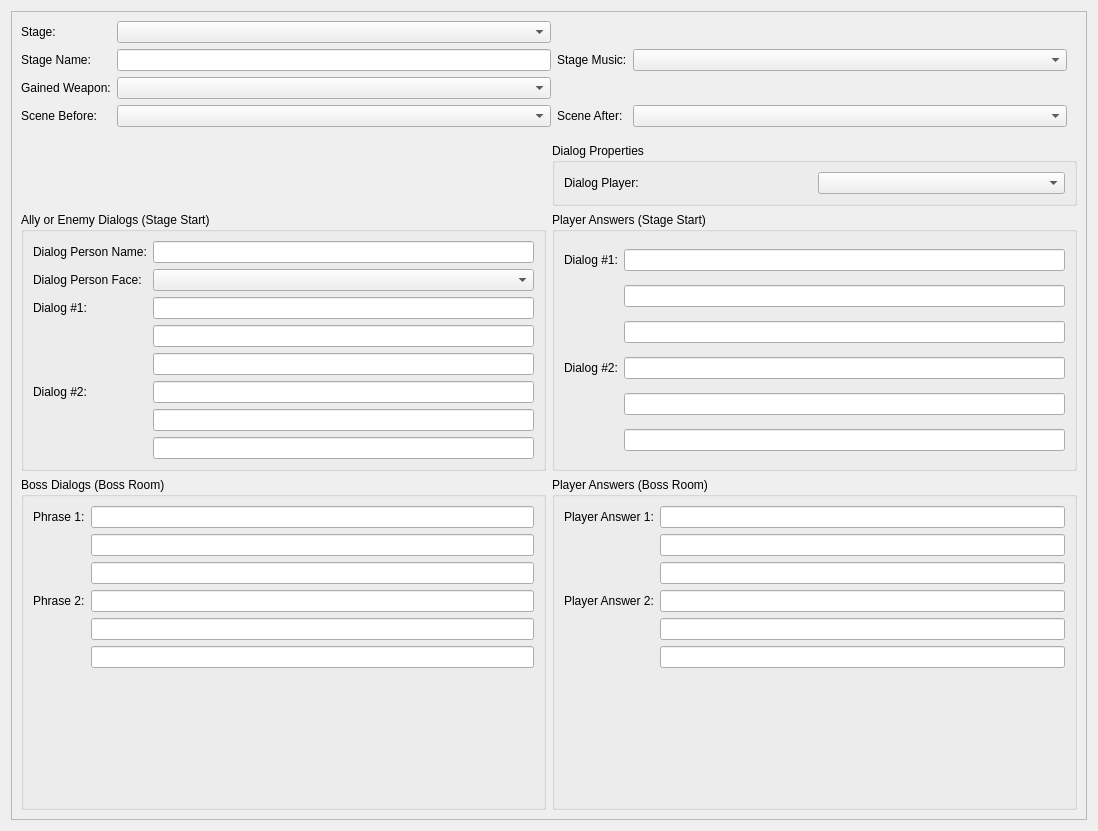
First picture: the form in editor/mainwindow_tab/stage_edit.ui, repository Fordi/rockbot, before the edit.
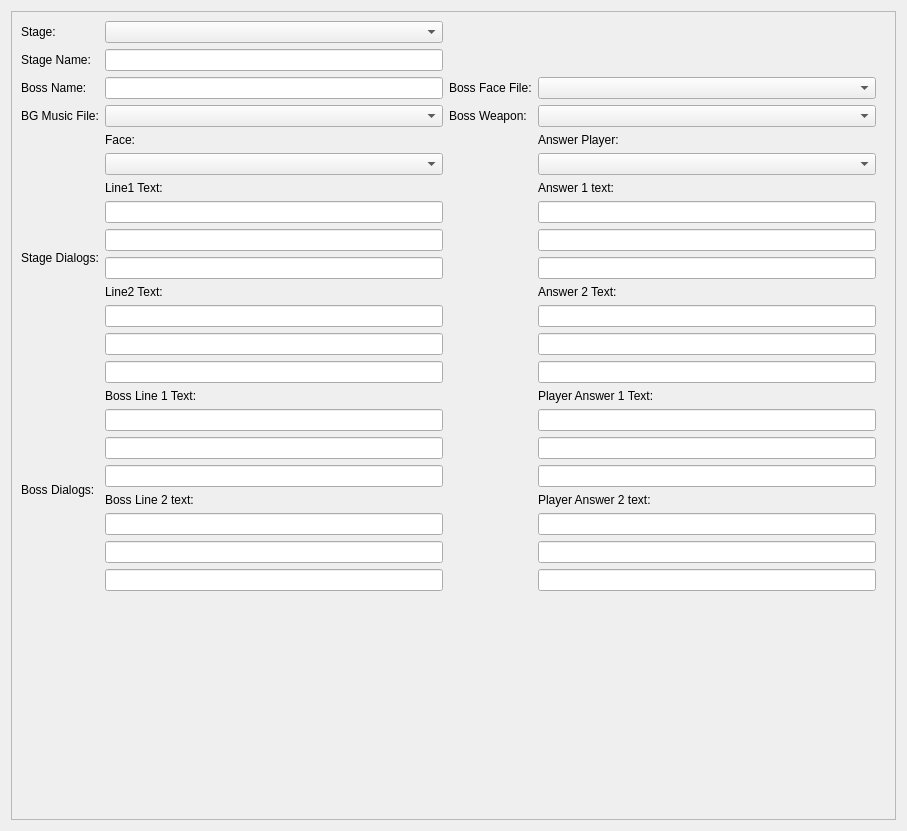
Second picture: the form after the edit.

Diff of the .ui file:
```diff
--- a/editor/mainwindow_tab/stage_edit.ui
+++ b/editor/mainwindow_tab/stage_edit.ui
@@ -6,7 +6,7 @@
    <rect>
     <x>0</x>
     <y>0</y>
-    <width>1098</width>
+    <width>907</width>
     <height>831</height>
    </rect>
   </property>
@@ -24,12 +24,12 @@
        <rect>
         <x>0</x>
         <y>0</y>
-        <width>1078</width>
-        <height>811</height>
+        <width>893</width>
+        <height>817</height>
        </rect>
       </property>
-      <layout class="QVBoxLayout" name="verticalLayout_2">
-       <item>
+      <layout class="QGridLayout" name="gridLayout_2">
+       <item row="0" column="0">
         <layout class="QGridLayout" name="gridLayout_4">
          <property name="rightMargin">
           <number>10</number>
@@ -37,11 +37,22 @@
          <property name="bottomMargin">
           <number>10</number>
          </property>
-         <item row="0" column="1">
-          <widget class="QComboBox" name="stages_tab_stage_combo"/>
+         <item row="3" column="2">
+          <widget class="QLabel" name="label_12">
+           <property name="text">
+            <string>Boss Face File:</string>
+           </property>
+          </widget>
          </item>
-         <item row="4" column="1">
-          <widget class="QComboBox" name="stage_boss_weapon_combo"/>
+         <item row="5" column="0">
+          <widget class="QLabel" name="label_13">
+           <property name="text">
+            <string>BG Music File:</string>
+           </property>
+          </widget>
+         </item>
+         <item row="5" column="1">
+          <widget class="QComboBox" name="stages_tab_bgmusic_combo"/>
          </item>
          <item row="0" column="0">
           <widget class="QLabel" name="label_48">
@@ -50,6 +61,9 @@
            </property>
           </widget>
          </item>
+         <item row="0" column="1">
+          <widget class="QComboBox" name="stages_tab_stage_combo"/>
+         </item>
          <item row="1" column="0">
           <widget class="QLabel" name="label_49">
            <property name="text">
@@ -64,219 +78,50 @@
            </property>
           </widget>
          </item>
-         <item row="4" column="0">
-          <widget class="QLabel" name="label_63">
-           <property name="text">
-            <string>Gained Weapon:</string>
-           </property>
-          </widget>
-         </item>
-         <item row="0" column="4">
-          <spacer name="horizontalSpacer">
-           <property name="orientation">
-            <enum>Qt::Horizontal</enum>
-           </property>
-           <property name="sizeHint" stdset="0">
-            <size>
-             <width>40</width>
-             <height>20</height>
-            </size>
-           </property>
-          </spacer>
-         </item>
-         <item row="1" column="3">
-          <widget class="QLabel" name="label_13">
-           <property name="text">
-            <string>Stage Music:</string>
-           </property>
-          </widget>
-         </item>
-         <item row="1" column="4">
-          <widget class="QComboBox" name="stages_tab_bgmusic_combo"/>
-         </item>
-         <item row="5" column="0">
-          <widget class="QLabel" name="label_4">
-           <property name="text">
-            <string>Scene Before:</string>
-           </property>
-          </widget>
-         </item>
-         <item row="5" column="3">
-          <widget class="QLabel" name="label_6">
-           <property name="text">
-            <string>Scene After:</string>
-           </property>
-          </widget>
-         </item>
-         <item row="5" column="1">
-          <widget class="QComboBox" name="cutscenePre_comboBox"/>
-         </item>
-         <item row="5" column="4">
-          <widget class="QComboBox" name="cutscenePos_comboBox"/>
-         </item>
-        </layout>
-       </item>
-       <item>
-        <layout class="QVBoxLayout" name="verticalLayout">
-         <item>
-          <layout class="QGridLayout" name="gridLayout_6">
-           <item row="2" column="0">
-            <widget class="QGroupBox" name="groupBox_4">
-             <property name="title">
-              <string>Boss Dialogs (Boss Room)</string>
-             </property>
-             <layout class="QGridLayout" name="gridLayout_13">
-              <item row="5" column="1">
-               <widget class="QLineEdit" name="boss_dialog_text2_line3">
-                <property name="enabled">
-                 <bool>true</bool>
-                </property>
-                <property name="maxLength">
-                 <number>30</number>
-                </property>
-               </widget>
-              </item>
-              <item row="6" column="1">
-               <spacer name="verticalSpacer_3">
-                <property name="orientation">
-                 <enum>Qt::Vertical</enum>
-                </property>
-                <property name="sizeHint" stdset="0">
-                 <size>
-                  <width>20</width>
-                  <height>40</height>
-                 </size>
-                </property>
-               </spacer>
-              </item>
-              <item row="0" column="1">
-               <widget class="QLineEdit" name="boss_dialog_text1_line1">
-                <property name="enabled">
-                 <bool>true</bool>
-                </property>
-                <property name="maxLength">
-                 <number>30</number>
-                </property>
-               </widget>
-              </item>
-              <item row="1" column="1">
-               <widget class="QLineEdit" name="boss_dialog_text1_line2">
-                <property name="enabled">
-                 <bool>true</bool>
-                </property>
-                <property name="maxLength">
-                 <number>30</number>
-                </property>
-               </widget>
-              </item>
-              <item row="3" column="0">
-               <widget class="QLabel" name="label_24">
-                <property name="text">
-                 <string>Phrase 2:</string>
-                </property>
-               </widget>
-              </item>
-              <item row="2" column="1">
-               <widget class="QLineEdit" name="boss_dialog_text1_line3">
-                <property name="enabled">
-                 <bool>true</bool>
-                </property>
-                <property name="maxLength">
-                 <number>30</number>
-                </property>
-               </widget>
-              </item>
-              <item row="4" column="1">
-               <widget class="QLineEdit" name="boss_dialog_text2_line2">
-                <property name="enabled">
-                 <bool>true</bool>
-                </property>
-                <property name="maxLength">
-                 <number>30</number>
-                </property>
-               </widget>
-              </item>
               <item row="3" column="1">
-               <widget class="QLineEdit" name="boss_dialog_text2_line1">
-                <property name="enabled">
-                 <bool>true</bool>
-                </property>
-                <property name="maxLength">
-                 <number>30</number>
-                </property>
-               </widget>
-              </item>
-              <item row="0" column="0">
-               <widget class="QLabel" name="label_21">
-                <property name="text">
-                 <string>Phrase 1:</string>
-                </property>
-               </widget>
-              </item>
-             </layout>
-            </widget>
-           </item>
-           <item row="1" column="0">
-            <widget class="QGroupBox" name="groupBox_2">
-             <property name="title">
-              <string>Ally or Enemy Dialogs (Stage Start)</string>
-             </property>
-             <layout class="QGridLayout" name="gridLayout_9">
-              <item row="1" column="0">
-               <widget class="QLabel" name="label_9">
-                <property name="text">
-                 <string>Dialog Person Face:</string>
-                </property>
-               </widget>
-              </item>
-              <item row="0" column="1">
                <widget class="QLineEdit" name="stages_tab_bossname_lineedit">
-                <property name="enabled">
-                 <bool>true</bool>
-                </property>
                 <property name="maxLength">
                  <number>30</number>
                 </property>
                </widget>
               </item>
-              <item row="8" column="1">
-               <widget class="QLineEdit" name="dialogs_line2_text3">
-                <property name="enabled">
-                 <bool>true</bool>
-                </property>
-                <property name="maxLength">
-                 <number>30</number>
-                </property>
-               </widget>
-              </item>
-              <item row="0" column="0">
+         <item row="3" column="0">
                <widget class="QLabel" name="label_8">
                 <property name="text">
-                 <string>Dialog Person Name:</string>
+            <string>Boss Name:</string>
                 </property>
                </widget>
               </item>
-              <item row="7" column="1">
-               <widget class="QLineEdit" name="dialogs_line2_text2">
-                <property name="enabled">
-                 <bool>true</bool>
-                </property>
-                <property name="maxLength">
-                 <number>30</number>
-                </property>
-               </widget>
-              </item>
-              <item row="2" column="1">
-               <widget class="QLineEdit" name="dialogs_line1_text1">
-                <property name="enabled">
-                 <bool>true</bool>
-                </property>
-                <property name="maxLength">
-                 <number>30</number>
-                </property>
-               </widget>
-              </item>
-              <item row="1" column="1">
+         <item row="6" column="0">
+          <widget class="QLabel" name="label_50">
+           <property name="text">
+            <string>Stage Dialogs:</string>
+           </property>
+          </widget>
+         </item>
+         <item row="8" column="0">
+          <spacer name="verticalSpacer_2">
+           <property name="orientation">
+            <enum>Qt::Vertical</enum>
+           </property>
+           <property name="sizeHint" stdset="0">
+            <size>
+             <width>20</width>
+             <height>40</height>
+            </size>
+           </property>
+          </spacer>
+         </item>
+         <item row="6" column="1">
+          <layout class="QVBoxLayout" name="verticalLayout_7">
+           <item>
+            <widget class="QLabel" name="label_9">
+             <property name="text">
+              <string>Face:</string>
+             </property>
+            </widget>
+           </item>
+           <item>
                <widget class="QComboBox" name="dialogs_line1_face_combo">
                 <property name="iconSize">
                  <size>
@@ -286,253 +131,281 @@
                 </property>
                </widget>
               </item>
-              <item row="2" column="0">
+           <item>
                <widget class="QLabel" name="label_51">
                 <property name="text">
-                 <string>Dialog #1:</string>
+              <string>Line1 Text:</string>
                 </property>
                </widget>
               </item>
-              <item row="6" column="0">
-               <widget class="QLabel" name="label_5">
-                <property name="text">
-                 <string>Dialog #2:</string>
+           <item>
+            <widget class="QLineEdit" name="dialogs_line1_text1">
+             <property name="maxLength">
+              <number>30</number>
                 </property>
                </widget>
               </item>
-              <item row="3" column="1">
+           <item>
                <widget class="QLineEdit" name="dialogs_line1_text2">
-                <property name="enabled">
-                 <bool>true</bool>
-                </property>
                 <property name="maxLength">
                  <number>30</number>
                 </property>
                </widget>
               </item>
-              <item row="4" column="1">
+           <item>
                <widget class="QLineEdit" name="dialogs_line1_text3">
-                <property name="enabled">
-                 <bool>true</bool>
-                </property>
                 <property name="maxLength">
                  <number>30</number>
                 </property>
                </widget>
               </item>
-              <item row="6" column="1">
+           <item>
+            <widget class="QLabel" name="label_53">
+             <property name="text">
+              <string>Line2 Text:</string>
+             </property>
+            </widget>
+           </item>
+           <item>
                <widget class="QLineEdit" name="dialogs_line2_text1">
-                <property name="enabled">
-                 <bool>true</bool>
-                </property>
                 <property name="maxLength">
                  <number>30</number>
                 </property>
                </widget>
               </item>
-             </layout>
-            </widget>
-           </item>
-           <item row="2" column="1">
-            <widget class="QGroupBox" name="groupBox_5">
-             <property name="title">
-              <string>Player Answers (Boss Room)</string>
-             </property>
-             <layout class="QGridLayout" name="gridLayout_14">
-              <item row="3" column="1">
-               <widget class="QLineEdit" name="boss_dialog_answer2_line1">
-                <property name="enabled">
-                 <bool>true</bool>
-                </property>
+           <item>
+            <widget class="QLineEdit" name="dialogs_line2_text2">
                 <property name="maxLength">
                  <number>30</number>
                 </property>
                </widget>
               </item>
-              <item row="0" column="0">
-               <widget class="QLabel" name="label">
-                <property name="text">
-                 <string>Player Answer 1:</string>
-                </property>
-               </widget>
-              </item>
-              <item row="3" column="0">
-               <widget class="QLabel" name="label_2">
-                <property name="text">
-                 <string>Player Answer 2:</string>
-                </property>
-               </widget>
-              </item>
-              <item row="6" column="1">
-               <spacer name="verticalSpacer">
-                <property name="orientation">
-                 <enum>Qt::Vertical</enum>
-                </property>
-                <property name="sizeHint" stdset="0">
-                 <size>
-                  <width>20</width>
-                  <height>40</height>
-                 </size>
-                </property>
-               </spacer>
-              </item>
-              <item row="5" column="1">
-               <widget class="QLineEdit" name="boss_dialog_answer2_line3">
-                <property name="enabled">
-                 <bool>true</bool>
-                </property>
+           <item>
+            <widget class="QLineEdit" name="dialogs_line2_text3">
                 <property name="maxLength">
                  <number>30</number>
                 </property>
                </widget>
               </item>
-              <item row="4" column="1">
-               <widget class="QLineEdit" name="boss_dialog_answer2_line2">
-                <property name="enabled">
-                 <bool>true</bool>
-                </property>
-                <property name="maxLength">
-                 <number>30</number>
-                </property>
-               </widget>
-              </item>
-              <item row="1" column="1">
-               <widget class="QLineEdit" name="boss_dialog_answer1_line2">
-                <property name="enabled">
-                 <bool>true</bool>
-                </property>
-                <property name="maxLength">
-                 <number>30</number>
-                </property>
-               </widget>
-              </item>
-              <item row="2" column="1">
-               <widget class="QLineEdit" name="boss_dialog_answer1_line3">
-                <property name="enabled">
-                 <bool>true</bool>
-                </property>
-                <property name="maxLength">
-                 <number>30</number>
-                </property>
-               </widget>
-              </item>
-              <item row="0" column="1">
-               <widget class="QLineEdit" name="boss_dialog_answer1_line1">
-                <property name="enabled">
-                 <bool>true</bool>
-                </property>
-                <property name="maxLength">
-                 <number>30</number>
-                </property>
-               </widget>
-              </item>
-             </layout>
-            </widget>
-           </item>
-           <item row="1" column="1">
-            <widget class="QGroupBox" name="groupBox_3">
-             <property name="title">
-              <string>Player Answers (Stage Start)</string>
-             </property>
-             <layout class="QGridLayout" name="gridLayout_7">
-              <item row="0" column="0">
+          </layout>
+         </item>
+         <item row="6" column="3">
+          <layout class="QVBoxLayout" name="verticalLayout_8">
+           <item>
+            <widget class="QLabel" name="label_54">
+             <property name="text">
+              <string>Answer Player:</string>
+             </property>
+            </widget>
+           </item>
+           <item>
+            <widget class="QComboBox" name="dialogs_answer1_player"/>
+           </item>
+           <item>
                <widget class="QLabel" name="label_55">
                 <property name="text">
-                 <string>Dialog #1:</string>
+              <string>Answer 1 text:</string>
                 </property>
                </widget>
               </item>
-              <item row="0" column="1">
+           <item>
                <widget class="QLineEdit" name="dialogs_answer1_text1">
-                <property name="enabled">
-                 <bool>true</bool>
-                </property>
                 <property name="maxLength">
                  <number>30</number>
                 </property>
                </widget>
               </item>
-              <item row="3" column="1">
-               <widget class="QLineEdit" name="dialogs_answer2_text1">
-                <property name="enabled">
-                 <bool>true</bool>
-                </property>
-                <property name="maxLength">
-                 <number>30</number>
-                </property>
-               </widget>
-              </item>
-              <item row="1" column="1">
+           <item>
                <widget class="QLineEdit" name="dialogs_answer1_text2">
-                <property name="enabled">
-                 <bool>true</bool>
-                </property>
                 <property name="maxLength">
                  <number>30</number>
                 </property>
                </widget>
               </item>
-              <item row="4" column="1">
-               <widget class="QLineEdit" name="dialogs_answer2_text2">
-                <property name="enabled">
-                 <bool>true</bool>
-                </property>
+           <item>
+            <widget class="QLineEdit" name="dialogs_answer1_text3">
                 <property name="maxLength">
                  <number>30</number>
                 </property>
                </widget>
               </item>
-              <item row="3" column="0">
+           <item>
                <widget class="QLabel" name="label_57">
                 <property name="text">
-                 <string>Dialog #2:</string>
+              <string>Answer 2 Text:</string>
                 </property>
                </widget>
               </item>
-              <item row="5" column="1">
+           <item>
+            <widget class="QLineEdit" name="dialogs_answer2_text1">
+             <property name="maxLength">
+              <number>30</number>
+             </property>
+            </widget>
+           </item>
+           <item>
+            <widget class="QLineEdit" name="dialogs_answer2_text2">
+             <property name="maxLength">
+              <number>30</number>
+             </property>
+            </widget>
+           </item>
+           <item>
                <widget class="QLineEdit" name="dialogs_answer2_text3">
-                <property name="enabled">
-                 <bool>true</bool>
-                </property>
+             <property name="maxLength">
+              <number>30</number>
+             </property>
+            </widget>
+           </item>
+          </layout>
+         </item>
+         <item row="7" column="0">
+          <widget class="QLabel" name="label_20">
+           <property name="text">
+            <string>Boss Dialogs:</string>
+           </property>
+          </widget>
+         </item>
+         <item row="5" column="3">
+          <widget class="QComboBox" name="stage_boss_weapon_combo"/>
+         </item>
+         <item row="5" column="2">
+          <widget class="QLabel" name="label_63">
+           <property name="text">
+            <string>Boss Weapon:</string>
+           </property>
+          </widget>
+         </item>
+         <item row="7" column="1">
+          <layout class="QVBoxLayout" name="verticalLayout_12">
+           <item>
+            <widget class="QLabel" name="label_21">
+             <property name="text">
+              <string>Boss Line 1 Text:</string>
+             </property>
+            </widget>
+           </item>
+           <item>
+            <widget class="QLineEdit" name="boss_dialog_text1_line1">
                 <property name="maxLength">
                  <number>30</number>
                 </property>
                </widget>
               </item>
-              <item row="2" column="1">
-               <widget class="QLineEdit" name="dialogs_answer1_text3">
-                <property name="enabled">
-                 <bool>true</bool>
-                </property>
+           <item>
+            <widget class="QLineEdit" name="boss_dialog_text1_line2">
+             <property name="maxLength">
+              <number>30</number>
+             </property>
+            </widget>
+           </item>
+           <item>
+            <widget class="QLineEdit" name="boss_dialog_text1_line3">
                 <property name="maxLength">
                  <number>30</number>
                 </property>
                </widget>
               </item>
-             </layout>
+           <item>
+            <widget class="QLabel" name="label_24">
+             <property name="text">
+              <string>Boss Line 2 text:</string>
+             </property>
+            </widget>
+           </item>
+           <item>
+            <widget class="QLineEdit" name="boss_dialog_text2_line1">
+             <property name="maxLength">
+              <number>30</number>
+             </property>
+            </widget>
+           </item>
+           <item>
+            <widget class="QLineEdit" name="boss_dialog_text2_line2">
+             <property name="maxLength">
+              <number>30</number>
+             </property>
+            </widget>
+           </item>
+           <item>
+            <widget class="QLineEdit" name="boss_dialog_text2_line3">
+             <property name="maxLength">
+              <number>30</number>
+             </property>
+            </widget>
+           </item>
+          </layout>
+         </item>
+         <item row="7" column="3">
+          <layout class="QVBoxLayout" name="verticalLayout">
+           <item>
+            <widget class="QLabel" name="label">
+             <property name="text">
+              <string>Player Answer 1 Text:</string>
+             </property>
             </widget>
            </item>
-           <item row="0" column="1">
-            <widget class="QGroupBox" name="groupBox">
-             <property name="title">
-              <string>Dialog Properties</string>
+           <item>
+            <widget class="QLineEdit" name="boss_dialog_answer1_line1">
+             <property name="maxLength">
+              <number>30</number>
              </property>
-             <layout class="QGridLayout" name="gridLayout_11">
-              <item row="0" column="0">
-               <widget class="QLabel" name="label_54">
+            </widget>
+           </item>
+           <item>
+            <widget class="QLineEdit" name="boss_dialog_answer1_line2">
+             <property name="maxLength">
+              <number>30</number>
+             </property>
+            </widget>
+           </item>
+           <item>
+            <widget class="QLineEdit" name="boss_dialog_answer1_line3">
+             <property name="maxLength">
+              <number>30</number>
+             </property>
+            </widget>
+           </item>
+           <item>
+            <widget class="QLabel" name="label_2">
                 <property name="text">
-                 <string>Dialog Player:</string>
+              <string>Player Answer 2 text:</string>
                 </property>
                </widget>
               </item>
-              <item row="0" column="1">
-               <widget class="QComboBox" name="dialogs_answer1_player"/>
-              </item>
-             </layout>
+           <item>
+            <widget class="QLineEdit" name="boss_dialog_answer2_line1">
+             <property name="maxLength">
+              <number>30</number>
+             </property>
+            </widget>
+           </item>
+           <item>
+            <widget class="QLineEdit" name="boss_dialog_answer2_line2">
+             <property name="maxLength">
+              <number>30</number>
+             </property>
             </widget>
            </item>
+           <item>
+            <widget class="QLineEdit" name="boss_dialog_answer2_line3">
+             <property name="maxLength">
+              <number>30</number>
+             </property>
+            </widget>
+           </item>
           </layout>
          </item>
+         <item row="3" column="3">
+          <widget class="QComboBox" name="bossface_comboBox">
+           <property name="iconSize">
+            <size>
+             <width>32</width>
+             <height>32</height>
+            </size>
+           </property>
+          </widget>
+         </item>
         </layout>
        </item>
       </layout>
```
Lines whose indentation alone changed are shown as unchanged.
